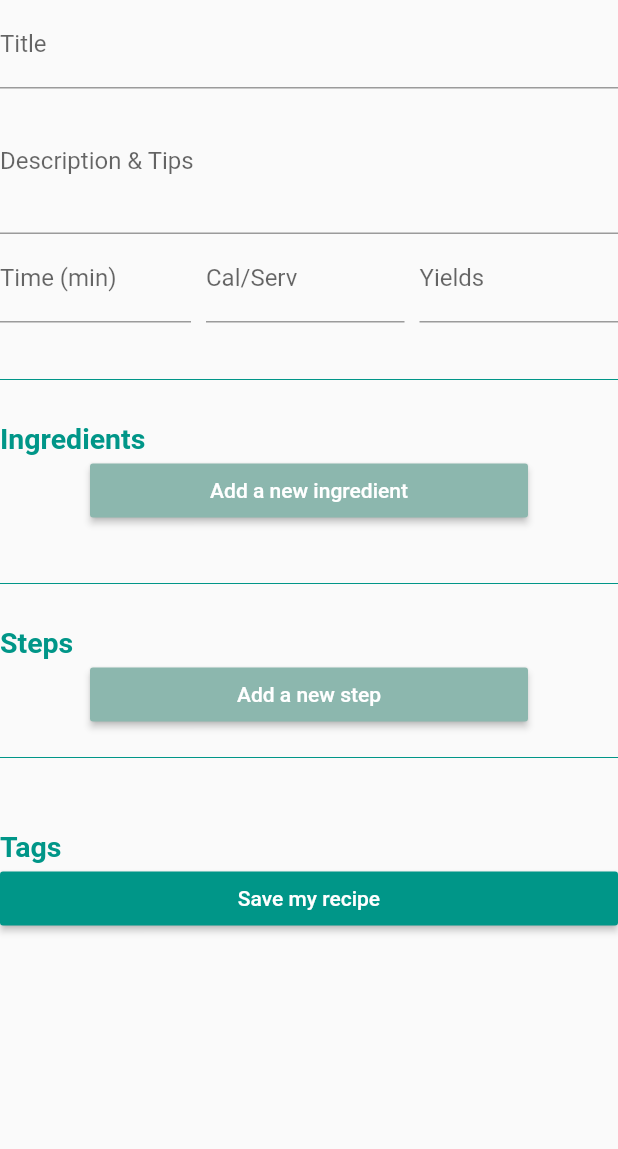
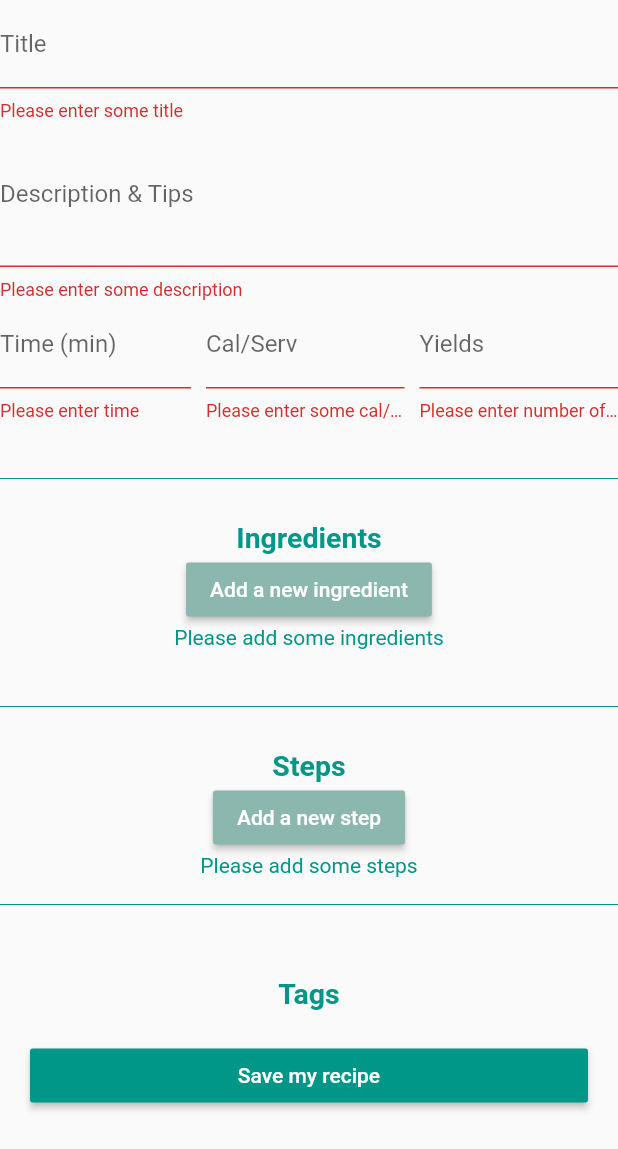
Before and after one commit to WiktoriaRozanska/CookApp, a Flutter app: the NewRecipeFrom widget shown alone on an empty page, opened directly, after a tap on "Save my recipe", on a phone screen of 412 x 824 dp. Shown: the top 1149 px of the screen. Run offline on Flutter 3.47's test engine with Material 2 defaults, Android fonts, the light colour scheme and no system bars; our stand-ins replace curved_navigation_bar, flutter_svg, flutter_tags, google_fonts, jwt_decoder; network calls fail.

Commit message:
adding recipe+communication with be, todo: handle error from be + loagind button

```diff
--- a/lib/components/forms/new_recipe_form.dart
+++ b/lib/components/forms/new_recipe_form.dart
@@ -16,6 +16,8 @@
   List<String> tags = [];
   final _form = GlobalKey<FormState>();
   final _tags = GlobalKey<TagsState>();
+  String listErrorMsg = '';
+  String stepsErrorMsg = '';
 
   @override
   Widget build(BuildContext context) {
@@ -23,9 +25,10 @@
     return Form(
       key: _form,
       child: GlowingOverscrollIndicator(
-        color: Theme.of(context).primaryColor,
+        color: Theme.of(context).accentColor,
         axisDirection: AxisDirection.down,
-        child: ListView(
+        child: SingleChildScrollView(
+          child: Column(
             children: [
               TextFormField(
                   decoration: const InputDecoration(labelText: 'Title'),
@@ -43,6 +46,9 @@
                   decoration:
                       const InputDecoration(labelText: 'Description & Tips'),
                   maxLines: 3,
+                  onChanged: (value) {
+                    _recipe.addDescription(value);
+                  },
                   keyboardType: TextInputType.multiline,
                   validator: (value) {
                     if (value == null || value.isEmpty) {
@@ -60,6 +66,9 @@
                               const InputDecoration(labelText: 'Time (min)'),
                           keyboardType: TextInputType.number,
                           textInputAction: TextInputAction.next,
+                          onChanged: (value) {
+                            _recipe.addTime(int.parse(value));
+                          },
                           validator: (value) {
                             if (value == null || value.isEmpty) {
                               return 'Please enter time';
@@ -76,6 +85,9 @@
                               const InputDecoration(labelText: 'Cal/Serv'),
                           keyboardType: TextInputType.number,
                           textInputAction: TextInputAction.next,
+                          onChanged: (value) {
+                            _recipe.addCalPerServ(int.parse(value));
+                          },
                           validator: (value) {
                             if (value == null || value.isEmpty) {
                               return 'Please enter some cal/serv';
@@ -88,9 +100,13 @@
                     child: Container(
                       margin: const EdgeInsets.only(left: 5),
                       child: TextFormField(
-                        decoration: const InputDecoration(labelText: 'Yields'),
+                          decoration:
+                              const InputDecoration(labelText: 'Yields'),
                           keyboardType: TextInputType.number,
                           textInputAction: TextInputAction.next,
+                          onChanged: (value) {
+                            _recipe.addYields(int.parse(value));
+                          },
                           validator: (value) {
                             if (value == null || value.isEmpty) {
                               return 'Please enter number of yields';
@@ -131,6 +147,10 @@
                   color: Theme.of(context).primaryColorLight,
                 ),
               ),
+              Text(
+                listErrorMsg,
+                style: TextStyle(color: Theme.of(context).primaryColor),
+              ),
               Padding(
                 padding: const EdgeInsets.only(top: 30),
                 child: Divider(
@@ -138,7 +158,7 @@
                 ),
               ),
               Container(
-              padding: EdgeInsets.only(top: 20),
+                padding: const EdgeInsets.only(top: 20),
                 child: Text(
                   'Steps',
                   style: TextStyle(
@@ -160,6 +180,10 @@
                   ),
                   color: Theme.of(context).primaryColorLight,
                 ),
+              ),
+              Text(
+                stepsErrorMsg,
+                style: TextStyle(color: Theme.of(context).primaryColor),
               ),
               Padding(
                 padding: const EdgeInsets.only(top: 10, bottom: 20),
@@ -212,11 +236,37 @@
                   );
                 },
               ),
-            RaisedButton(
+              Container(
+                padding: const EdgeInsets.all(20),
+                width: double.infinity,
+                child: RaisedButton(
                   onPressed: () {
                     // Navigator.of(context).pushNamed(IngredientScreen.routeName);
+                    if (_recipe.ingredients.length == 0) {
+                      setState(() {
+                        listErrorMsg = 'Please add some ingredients';
+                      });
+                    } else {
+                      setState(() {
+                        listErrorMsg = '';
+                      });
+                    }
+
+                    if (_recipe.steps.length == 0) {
+                      setState(() {
+                        stepsErrorMsg = 'Please add some steps';
+                      });
+                    } else {
+                      setState(() {
+                        stepsErrorMsg = '';
+                      });
+                    }
+
+                    if (_form.currentState!.validate() &&
+                        listErrorMsg.isEmpty &&
+                        stepsErrorMsg.isEmpty) {
                       _recipe.send();
-                print('Tu na razie jest sciernisko ale bedzie sanfrancisko');
+                    }
                   },
                   child: const Text(
                     'Save my recipe',
@@ -224,10 +274,12 @@
                   ),
                   color: Theme.of(context).primaryColor,
                 ),
+              ),
               const SizedBox(
-              height: 40,
+                height: 80,
               )
             ],
+          ),
         ),
       ),
     );
--- a/lib/models/ingredient.dart
+++ b/lib/models/ingredient.dart
@@ -1,4 +1,6 @@
-import 'dart:ffi';
+import 'package:json_annotation/json_annotation.dart';
+
+part 'ingredient.g.dart';
 
 enum Units {
   grams,
@@ -12,10 +14,16 @@
   liter
 }
 
+@JsonSerializable()
 class Ingredient {
   String? name;
   double? quantity;
   Units? unit;
 
   Ingredient({this.name, this.quantity, this.unit});
+
+  factory Ingredient.fromJson(Map<String, dynamic> json) =>
+      _$IngredientFromJson(json);
+
+  Map<String, dynamic> toJson() => _$IngredientToJson(this);
 }
--- a/lib/models/recipe_item.dart
+++ b/lib/models/recipe_item.dart
@@ -1,8 +1,15 @@
 import 'package:cook_app/models/ingredient.dart';
+import 'package:json_annotation/json_annotation.dart';
 
+part 'recipe_item.g.dart';
+
+@JsonSerializable()
 class RecipeItem {
   String title;
   String description;
+  int time;
+  int calPerServ;
+  int yields;
   List<Ingredient> ingredients;
   List<String> steps;
   List<String> tags;
@@ -11,7 +18,15 @@
     required this.title,
     required this.description,
     required this.ingredients,
+    required this.time,
+    required this.calPerServ,
+    required this.yields,
     required this.steps,
     required this.tags,
   });
+
+  factory RecipeItem.fromJson(Map<String, dynamic> json) =>
+      _$RecipeItemFromJson(json);
+
+  Map<String, dynamic> toJson() => _$RecipeItemToJson(this);
 }
--- a/lib/providers/recipe.dart
+++ b/lib/providers/recipe.dart
@@ -3,26 +3,18 @@
 import 'package:flutter/material.dart';
 import 'package:cook_app/models/ingredient.dart';
 import 'package:http/http.dart' as http;
-
-class RecipeItem {
-  String title;
-  String description;
-  List<Ingredient> ingredients;
-  List<String> steps;
-  List<String> tags;
-
-  RecipeItem({
-    required this.title,
-    required this.description,
-    required this.ingredients,
-    required this.steps,
-    required this.tags,
-  });
-}
+import '../models/recipe_item.dart';
 
 class Recipe with ChangeNotifier {
   RecipeItem _recipe = RecipeItem(
-      title: '', description: '', ingredients: [], steps: [], tags: []);
+      title: '',
+      description: '',
+      ingredients: [],
+      steps: [],
+      tags: [],
+      time: 0,
+      calPerServ: 0,
+      yields: 0);
 
   void addTitle(String title) {
     _recipe.title = title;
@@ -46,6 +38,18 @@
 
   void addTag(String tag) {
     _recipe.tags.add(tag);
+  }
+
+  void addTime(int time) {
+    _recipe.time = time;
+  }
+
+  void addCalPerServ(int calPerServ) {
+    _recipe.calPerServ = calPerServ;
+  }
+
+  void addYields(int yields) {
+    _recipe.yields = yields;
   }
 
   void removeTag(int index) {
@@ -80,7 +84,17 @@
     notifyListeners();
   }
 
-  void send() {
+  void send() async {
     print('will send to BE');
+    Map<String, dynamic> jsonRecipe = _recipe.toJson();
+    var url = Uri.parse('http://10.0.2.2:3000//v1/recipes');
+    final response = await http.post(url,
+        body: json.encode({'recipe': jsonRecipe}),
+        headers: {"Content-Type": "application/json"});
+
+    Map<String, dynamic> recipeMap = jsonDecode(response.body);
+    var newRecipe = RecipeItem.fromJson(recipeMap);
+    print(response.statusCode);
+    print(response.body);
   }
 }
--- a/pubspec.yaml
+++ b/pubspec.yaml
@@ -42,6 +42,7 @@
   jwt_decoder: ^2.0.1
   curved_navigation_bar: ^1.0.1
   flutter_tags: "^1.0.0-nullsafety.1"
+  json_annotation: ^4.4.0
 
 dev_dependencies:
   flutter_test:
@@ -53,6 +54,8 @@
   # package. See that file for information about deactivating specific lint
   # rules and activating additional ones.
   flutter_lints: ^1.0.0
+  build_runner: ^2.1.5
+  json_serializable: ^6.1.1
 
 # For information on the generic Dart part of this file, see the
 # following page: https://dart.dev/tools/pub/pubspec
```
Also changed, not shown: lib/screens/recepies/new_recipe.dart (+0 -9 lines), lib/models/ingredient.g.dart (added), lib/models/recipe_item.g.dart (added), pubspec.lock. Lines whose indentation alone changed are shown as unchanged.
